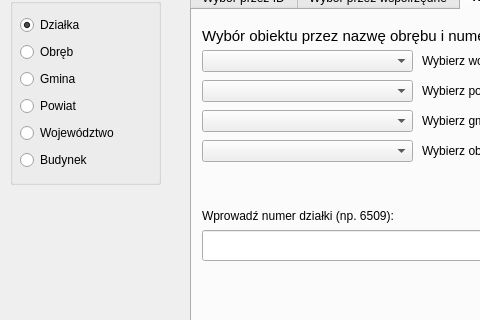
The window that uldk_gugik_dialog_base.ui (envirosolutionspl/uldk_gugik) describes before a commit, drawn with Qt 5; both pictures show x 0 to 480 and y 106 to 426 of the 800 by 514 pixel window.
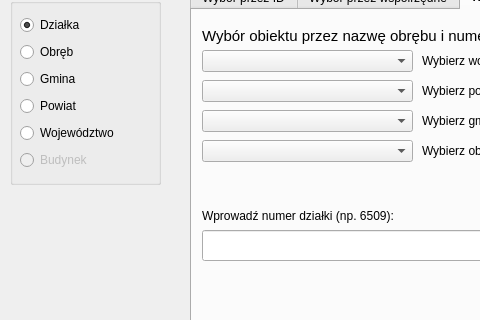
The same window after the commit. Icons and pictures are not drawn. Custom widgets are drawn as their Qt base class.

Commit message: wyłączenie funkcji pobierania budynków ze względu na brak odpowiedzi z usługi ULDK

```diff
--- a/uldk_gugik_dialog_base.ui
+++ b/uldk_gugik_dialog_base.ui
@@ -716,6 +716,9 @@
      </item>
      <item>
       <widget class="QRadioButton" name="rdb_bu">
+       <property name="enabled">
+        <bool>false</bool>
+       </property>
        <property name="text">
         <string>Budynek</string>
        </property>
```
The commit also changes 2 other files.
